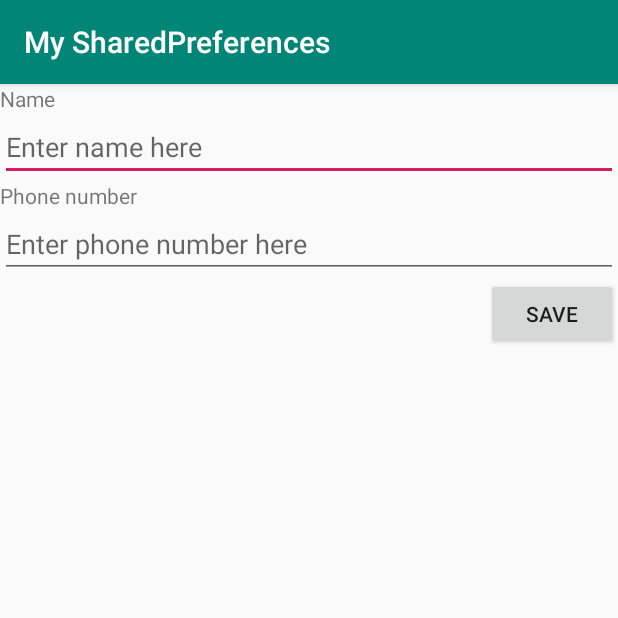
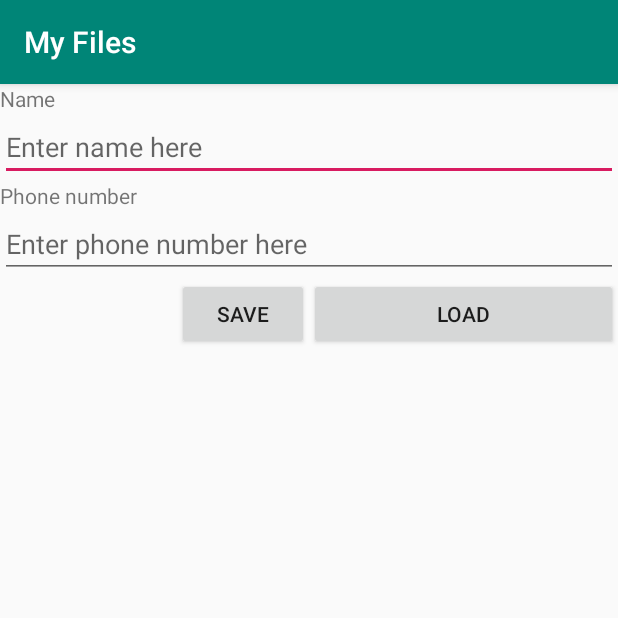
Before and after one commit to GQ-x/simpledata, an Android app: the screen it shows after launch (MainActivity), after a tap on "SAVE", on a phone screen of 412 x 824 dp, the top half of it. Run offline under Robolectric (Android 15) with nearby library versions, the phone set to English and light mode, and no system bars.

Commit message:
using java.io to store data

```diff
--- a/app/build.gradle
+++ b/app/build.gradle
@@ -3,7 +3,7 @@ apply plugin: 'com.android.application'
 android {
     compileSdkVersion 28
     defaultConfig {
-        applicationId "com.example.alqahtag.mysharedpreferences"
+        applicationId 'com.example.alqahtag.myfiles'
         minSdkVersion 15
         targetSdkVersion 28
         versionCode 1
@@ -16,10 +16,12 @@ android {
             proguardFiles getDefaultProguardFile('proguard-android.txt'), 'proguard-rules.pro'
         }
     }
+    productFlavors {
+    }
 }
 
 dependencies {
-    implementation fileTree(dir: 'libs', include: ['*.jar'])
+    implementation fileTree(include: ['*.jar'], dir: 'libs')
     implementation 'com.android.support:appcompat-v7:28.0.0'
     implementation 'com.android.support.constraint:constraint-layout:1.1.3'
     testImplementation 'junit:junit:4.12'
--- a/app/src/main/AndroidManifest.xml
+++ b/app/src/main/AndroidManifest.xml
@@ -1,6 +1,6 @@
 <?xml version="1.0" encoding="utf-8"?>
 <manifest xmlns:android="http://schemas.android.com/apk/res/android"
-    package="com.example.alqahtag.mysharedpreferences">
+    package="com.example.alqahtag.myfiles">
 
     <application
         android:allowBackup="true"
@@ -9,7 +9,7 @@
         android:roundIcon="@mipmap/ic_launcher_round"
         android:supportsRtl="true"
         android:theme="@style/AppTheme">
-        <activity android:name=".MainActivity">
+        <activity android:name="com.example.alqahtag.myfiles.MainActivity">
             <intent-filter>
                 <action android:name="android.intent.action.MAIN" />
 
--- /dev/null
+++ b/app/src/main/java/com/example/alqahtag/myfiles/MainActivity.java
@@ -0,0 +1,69 @@
+package com.example.alqahtag.myfiles;
+
+import android.content.Context;
+import android.content.SharedPreferences;
+import android.support.v7.app.AppCompatActivity;
+import android.os.Bundle;
+import android.view.View;
+import android.widget.EditText;
+import android.widget.Toast;
+
+import java.io.File;
+import java.io.FileInputStream;
+import java.io.FileOutputStream;
+
+public class MainActivity extends AppCompatActivity {
+
+    private EditText editTextName;
+    private EditText editTextPhone;
+
+    public static final String FILE_NAME = "contacts.txt";
+
+    private File file;
+    private FileOutputStream outputStream;
+    private FileInputStream inputStream;
+
+    @Override
+    protected void onCreate(Bundle savedInstanceState) {
+        super.onCreate(savedInstanceState);
+        setContentView(R.layout.activity_main);
+
+        editTextName = (EditText) findViewById(R.id.nameText);
+        editTextPhone = (EditText) findViewById(R.id.phoneText);
+
+//        initialize file object
+
+//       create a new file at the system default location for the app with the given file name.
+        file = new File(this.getFilesDir(), FILE_NAME);
+    }
+
+    public void save(View v){
+
+        String data = editTextName.getText().toString() + "|" + editTextPhone.getText().toString();
+        try {
+            outputStream = new FileOutputStream(file);
+            outputStream.write(data.getBytes());
+            outputStream.close();
+            Toast.makeText(v.getContext(),"data saved",Toast.LENGTH_SHORT).show();
+        } catch (Exception e) {
+            e.printStackTrace();
+        }
+
+    }
+
+    public void load(View v){
+        int length = (int) file.length();
+        byte[] bytes = new byte[length];
+        try{
+            inputStream = new FileInputStream(file);
+            inputStream.read(bytes);
+            inputStream.close();
+            String data = new String(bytes);
+            editTextName.setText(data.split("\\|")[0]);
+            editTextPhone.setText(data.split("\\|")[1]);
+            Toast.makeText(getBaseContext(), "data loaded", Toast.LENGTH_SHORT).show();
+        } catch (Exception e){
+            e.printStackTrace();
+        }
+    }
+}
--- a/app/src/main/java/com/example/alqahtag/mysharedpreferences/MainActivity.java
+++ /dev/null
@@ -1,44 +0,0 @@
-package com.example.alqahtag.mysharedpreferences;
-
-import android.content.Context;
-import android.content.SharedPreferences;
-import android.support.v7.app.AppCompatActivity;
-import android.os.Bundle;
-import android.view.View;
-import android.widget.EditText;
-import android.widget.Toast;
-
-public class MainActivity extends AppCompatActivity {
-
-    private EditText editTextName;
-    private EditText editTextPhone;
-    public static final String NAME_KEY = "NAME_KEY";
-    public static final String PHONE_KEY = "PHONE_KEY";
-    private SharedPreferences sharedPreferences;
-
-    @Override
-    protected void onCreate(Bundle savedInstanceState) {
-        super.onCreate(savedInstanceState);
-        setContentView(R.layout.activity_main);
-
-        editTextName = (EditText) findViewById(R.id.nameText);
-        editTextPhone = (EditText) findViewById(R.id.phoneText);
-        sharedPreferences = getSharedPreferences("MySharedPreMain", Context.MODE_PRIVATE) ;
-
-        if (sharedPreferences.contains(NAME_KEY)) {
-            editTextName.setText(sharedPreferences.getString(NAME_KEY, ""));
-        }
-
-        if (sharedPreferences.contains(PHONE_KEY)) {
-            editTextPhone.setText(sharedPreferences.getString(PHONE_KEY, ""));
-        }
-    }
-
-    public void save(View v){
-        SharedPreferences.Editor editor = sharedPreferences.edit();
-        editor.putString(NAME_KEY, editTextName.getText().toString());
-        editor.putString(PHONE_KEY, editTextPhone.getText().toString());
-        editor.commit();
-        Toast.makeText(v.getContext(),"data saved",Toast.LENGTH_SHORT).show();
-    }
-}
--- a/app/src/main/res/layout/activity_main.xml
+++ b/app/src/main/res/layout/activity_main.xml
@@ -32,15 +32,35 @@
         android:layout_width="match_parent"
         android:layout_height="wrap_content"
         android:ems="10"
-        android:inputType="textCapWords|phone"
-        android:hint="Enter phone number here"/>
+        android:hint="Enter phone number here"
+        android:inputType="textCapWords|phone" />
 
-    <Button
-        android:id="@+id/button"
-        android:layout_width="wrap_content"
+    <LinearLayout
+        android:layout_width="match_parent"
         android:layout_height="wrap_content"
-        android:layout_gravity="right"
-        android:text="Save"
-        android:onClick="save"/>
+        android:orientation="horizontal">
+
+        <TextView
+            android:id="@+id/textView"
+            android:layout_width="0dp"
+            android:layout_height="wrap_content"
+            android:layout_weight="1" />
+
+        <Button
+            android:id="@+id/button"
+            android:layout_width="wrap_content"
+            android:layout_height="wrap_content"
+            android:layout_gravity="right"
+            android:onClick="save"
+            android:text="Save" />
+
+        <Button
+            android:id="@+id/load"
+            android:layout_width="wrap_content"
+            android:layout_height="wrap_content"
+            android:layout_weight="1"
+            android:text="Load"
+            android:onClick="load"/>
+    </LinearLayout>
 
 </LinearLayout>
--- a/app/src/main/res/values/strings.xml
+++ b/app/src/main/res/values/strings.xml
@@ -1,3 +1,3 @@
 <resources>
-    <string name="app_name">My SharedPreferences</string>
+    <string name="app_name">My Files</string>
 </resources>
```
Also changed, not shown: 4 other files.
